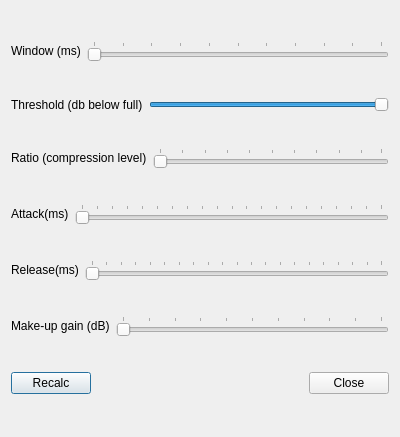
The window that mqt/mqtKeyerTest/mqtktWaveShowDialog.ui (Rsclub22/Minos2-Mirror) describes before a commit, drawn with Qt 5.
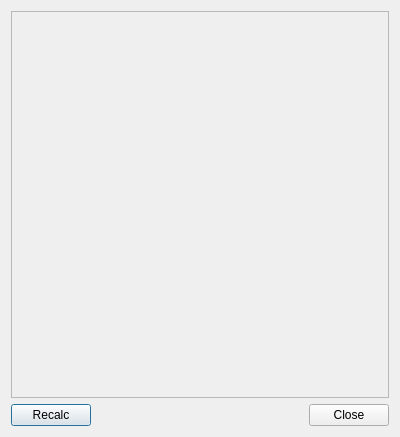
The same window after the commit.

Commit message: refactor linked slider and spinner

What changed in the file:
```diff
--- a/mqt/mqtKeyerTest/mqtktWaveShowDialog.ui
+++ b/mqt/mqtKeyerTest/mqtktWaveShowDialog.ui
@@ -18,166 +18,14 @@
     <layout class="QVBoxLayout" name="chartLayout"/>
    </item>
    <item>
-    <layout class="QHBoxLayout" name="horizontalLayout_2">
-     <item>
-      <widget class="QLabel" name="label">
-       <property name="text">
-        <string>Window (ms)</string>
-       </property>
-      </widget>
-     </item>
-     <item>
-      <widget class="QSlider" name="windowSlider">
-       <property name="maximum">
-        <number>10</number>
-       </property>
-       <property name="orientation">
-        <enum>Qt::Horizontal</enum>
-       </property>
-       <property name="tickPosition">
-        <enum>QSlider::TicksAbove</enum>
-       </property>
-       <property name="tickInterval">
-        <number>1</number>
-       </property>
-      </widget>
-     </item>
-    </layout>
-   </item>
-   <item>
-    <layout class="QHBoxLayout" name="horizontalLayout_3">
-     <item>
-      <widget class="QLabel" name="label_2">
-       <property name="text">
-        <string>Threshold (db below full)</string>
-       </property>
-      </widget>
-     </item>
-     <item>
-      <widget class="QSlider" name="thresholdSlider">
-       <property name="minimum">
-        <number>-100</number>
-       </property>
-       <property name="maximum">
-        <number>0</number>
-       </property>
-       <property name="orientation">
-        <enum>Qt::Horizontal</enum>
-       </property>
-      </widget>
-     </item>
-    </layout>
-   </item>
-   <item>
-    <layout class="QHBoxLayout" name="horizontalLayout_4">
-     <item>
-      <widget class="QLabel" name="label_3">
-       <property name="text">
-        <string>Ratio (compression level)</string>
-       </property>
-      </widget>
-     </item>
-     <item>
-      <widget class="QSlider" name="ratioSlider">
-       <property name="minimum">
-        <number>1</number>
-       </property>
-       <property name="maximum">
-        <number>100</number>
-       </property>
-       <property name="orientation">
-        <enum>Qt::Horizontal</enum>
-       </property>
-       <property name="tickPosition">
-        <enum>QSlider::TicksAbove</enum>
-       </property>
-       <property name="tickInterval">
-        <number>10</number>
-       </property>
-      </widget>
-     </item>
-    </layout>
-   </item>
-   <item>
-    <layout class="QHBoxLayout" name="horizontalLayout_5">
-     <item>
-      <widget class="QLabel" name="label_4">
-       <property name="text">
-        <string>Attack(ms)</string>
-       </property>
-      </widget>
-     </item>
-     <item>
-      <widget class="QSlider" name="attackSlider">
-       <property name="maximum">
-        <number>200</number>
-       </property>
-       <property name="orientation">
-        <enum>Qt::Horizontal</enum>
-       </property>
-       <property name="tickPosition">
-        <enum>QSlider::TicksAbove</enum>
-       </property>
-       <property name="tickInterval">
-        <number>10</number>
-       </property>
-      </widget>
-     </item>
-    </layout>
-   </item>
-   <item>
-    <layout class="QHBoxLayout" name="horizontalLayout_6">
-     <item>
-      <widget class="QLabel" name="label_5">
-       <property name="text">
-        <string>Release(ms)</string>
-       </property>
-      </widget>
-     </item>
-     <item>
-      <widget class="QSlider" name="releaseSlider">
-       <property name="maximum">
-        <number>200</number>
-       </property>
-       <property name="orientation">
-        <enum>Qt::Horizontal</enum>
-       </property>
-       <property name="tickPosition">
-        <enum>QSlider::TicksAbove</enum>
-       </property>
-       <property name="tickInterval">
-        <number>10</number>
-       </property>
-      </widget>
-     </item>
-    </layout>
-   </item>
-   <item>
-    <layout class="QHBoxLayout" name="horizontalLayout_7">
-     <item>
-      <widget class="QLabel" name="label_6">
-       <property name="text">
-        <string>Make-up gain (dB)</string>
-       </property>
-      </widget>
-     </item>
-     <item>
-      <widget class="QSlider" name="makeUpGainSlider">
-       <property name="maximum">
-        <number>100</number>
-       </property>
-       <property name="orientation">
-        <enum>Qt::Horizontal</enum>
-       </property>
-       <property name="tickPosition">
-        <enum>QSlider::TicksAbove</enum>
-       </property>
-       <property name="tickInterval">
-        <number>10</number>
-       </property>
-      </widget>
-     </item>
-    </layout>
+    <widget class="QFrame" name="compFrame">
+     <property name="frameShape">
+      <enum>QFrame::StyledPanel</enum>
+     </property>
+     <property name="frameShadow">
+      <enum>QFrame::Raised</enum>
+     </property>
+    </widget>
    </item>
    <item>
     <layout class="QHBoxLayout" name="horizontalLayout">
```
Lines whose indentation alone changed are shown as unchanged. The commit also changes 14 other files.
